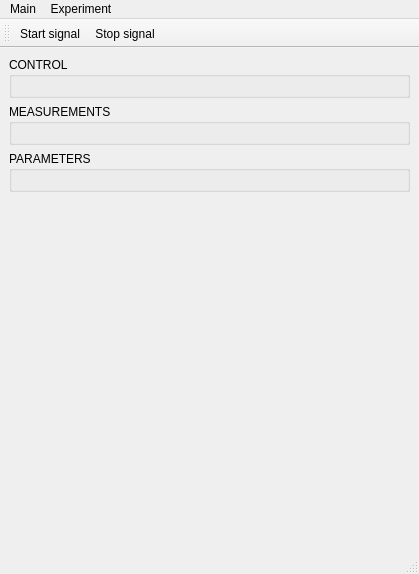
Before: the Qt Designer form software/mainwindow.ui in gergler/synchronization-block-software, drawn with Qt 5.
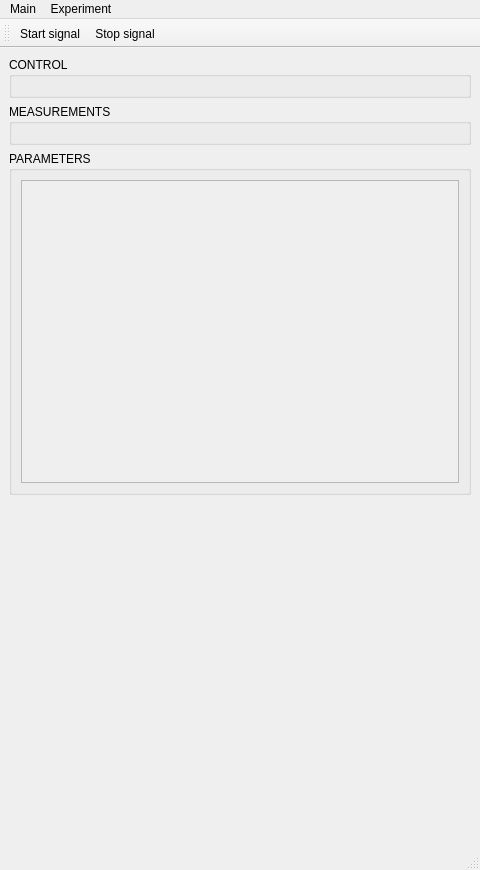
After: the same form once the commit is applied. Icons and pictures are not drawn.

Commit message: add QScrollArea, replace buttons and set default size

Patch:
```diff
--- a/software/mainwindow.ui
+++ b/software/mainwindow.ui
@@ -9,8 +9,8 @@
    <rect>
     <x>0</x>
     <y>0</y>
-    <width>419</width>
-    <height>574</height>
+    <width>480</width>
+    <height>870</height>
    </rect>
   </property>
   <property name="minimumSize">
@@ -72,11 +72,21 @@
       </property>
       <layout class="QVBoxLayout" name="verticalLayout_4">
        <item>
-        <layout class="QGridLayout" name="gridLayout_parameters">
-         <property name="sizeConstraint">
-          <enum>QLayout::SetNoConstraint</enum>
+        <widget class="QScrollArea" name="scroll_parameters">
+         <property name="widgetResizable">
+          <bool>true</bool>
          </property>
-        </layout>
+         <widget class="QWidget" name="widget_parameters">
+          <property name="geometry">
+           <rect>
+            <x>0</x>
+            <y>0</y>
+            <width>436</width>
+            <height>284</height>
+           </rect>
+          </property>
+         </widget>
+        </widget>
        </item>
       </layout>
      </widget>
@@ -89,7 +99,7 @@
       <property name="sizeHint" stdset="0">
        <size>
         <width>20</width>
-        <height>314</height>
+        <height>40</height>
        </size>
       </property>
      </spacer>
@@ -101,7 +111,7 @@
     <rect>
      <x>0</x>
      <y>0</y>
-     <width>419</width>
+     <width>480</width>
      <height>22</height>
     </rect>
    </property>
```
The commit also changes 1 other file.
